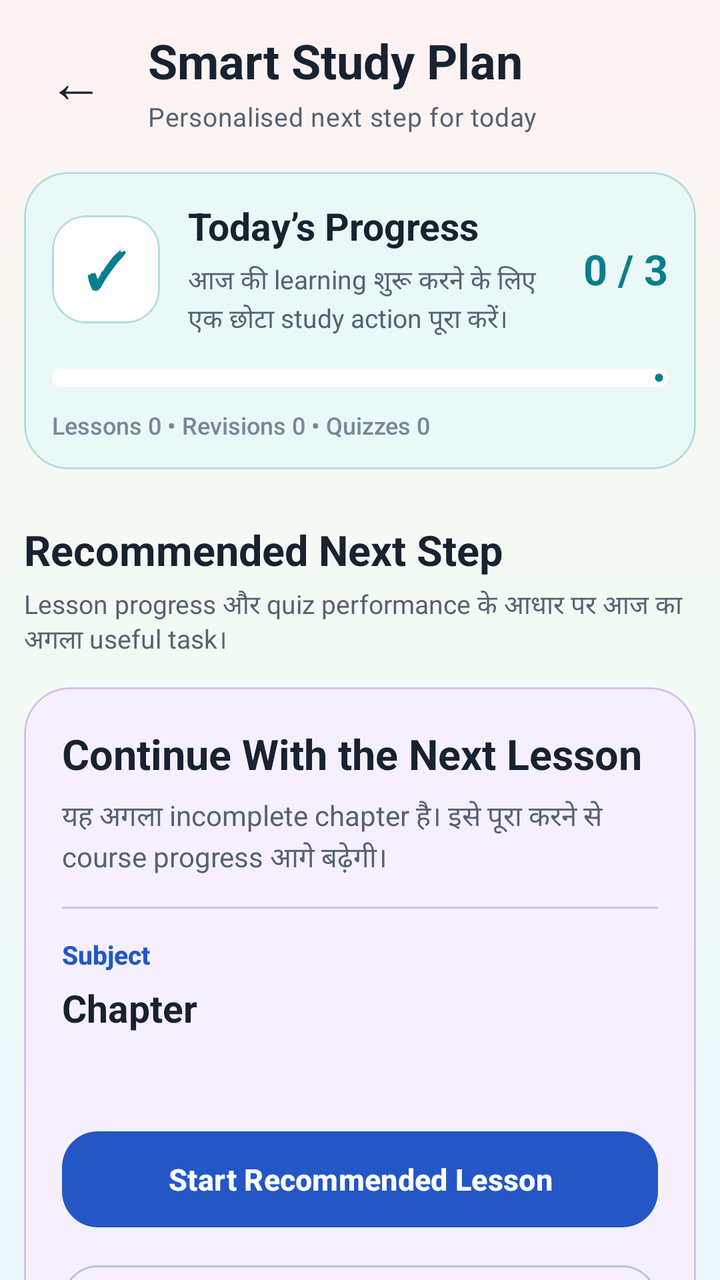
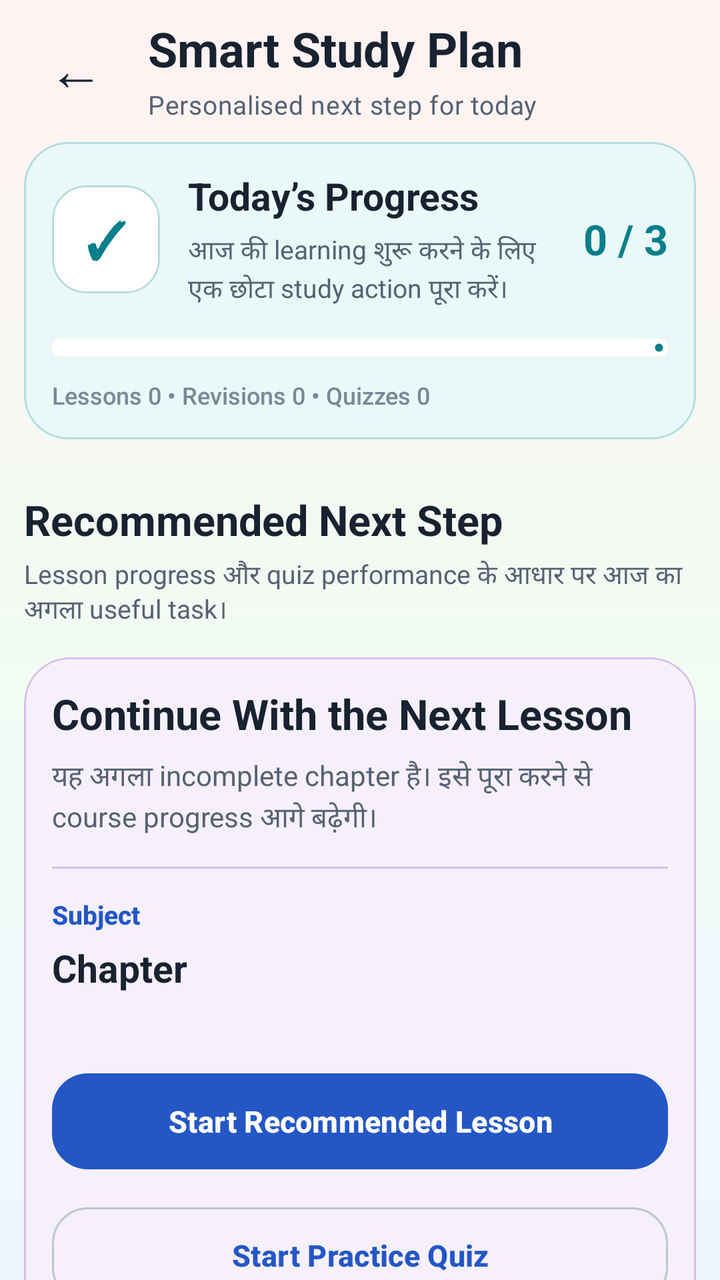

Two renders of the same Android screen: before a commit and after it. Below are the layout's source before the change and the commit's diff.
<!-- AndroidManifest.xml: application theme Theme.StudySaathi -->
<!-- res/layout/activity_smart_study_plan.xml -->
<?xml version="1.0" encoding="utf-8"?>
<androidx.coordinatorlayout.widget.CoordinatorLayout xmlns:android="http://schemas.android.com/apk/res/android"
    xmlns:app="http://schemas.android.com/apk/res-auto"
    android:id="@+id/smartPlanRoot"
    android:layout_width="match_parent"
    android:layout_height="match_parent"
    android:background="@drawable/bg_app_soft_mix">

    <androidx.core.widget.NestedScrollView
        android:id="@+id/contentSmartPlan"
        android:layout_width="match_parent"
        android:layout_height="match_parent"
        android:clipToPadding="false"
        android:fillViewport="true"
        android:overScrollMode="never">

        <LinearLayout
            android:layout_width="match_parent"
            android:layout_height="wrap_content"
            android:orientation="vertical"
            android:paddingStart="12dp"
            android:paddingTop="14dp"
            android:paddingEnd="12dp"
            android:paddingBottom="12dp">

            <LinearLayout
                android:layout_width="match_parent"
                android:layout_height="wrap_content"
                android:gravity="center_vertical"
                android:orientation="horizontal">

                <com.google.android.material.button.MaterialButton
                    android:id="@+id/buttonBack"
                    style="@style/Widget.Material3.Button.TextButton"
                    android:layout_width="52dp"
                    android:layout_height="52dp"
                    android:contentDescription="@string/back"
                    android:insetLeft="0dp"
                    android:insetTop="0dp"
                    android:insetRight="0dp"
                    android:insetBottom="0dp"
                    android:minWidth="0dp"
                    android:text="←"
                    android:textColor="@color/ss_text_primary"
                    android:textSize="28sp"
                    app:cornerRadius="16dp" />

                <LinearLayout
                    android:layout_width="0dp"
                    android:layout_height="wrap_content"
                    android:layout_marginStart="10dp"
                    android:layout_weight="1"
                    android:orientation="vertical">

                    <TextView
                        style="@style/TextAppearance.StudySaathi.Heading"
                        android:layout_width="match_parent"
                        android:layout_height="wrap_content"
                        android:text="@string/smart_study_plan_title"
                        android:textSize="24sp" />

                    <TextView
                        android:id="@+id/textPlanStudent"
                        style="@style/TextAppearance.StudySaathi.Body"
                        android:layout_width="match_parent"
                        android:layout_height="wrap_content"
                        android:layout_marginTop="3dp"
                        android:text="@string/smart_study_plan_subtitle"
                        android:textSize="13sp" />

                </LinearLayout>

            </LinearLayout>

            <com.google.android.material.card.MaterialCardView
                android:layout_width="match_parent"
                android:layout_height="wrap_content"
                android:layout_marginTop="19dp"
                app:cardBackgroundColor="@color/ss_teal_soft"
                app:cardCornerRadius="22dp"
                app:cardElevation="0dp"
                app:strokeColor="@color/ss_teal_border"
                app:strokeWidth="1dp">

                <LinearLayout
                    android:layout_width="match_parent"
                    android:layout_height="wrap_content"
                    android:orientation="vertical"
                    android:padding="14dp">

                    <LinearLayout
                        android:layout_width="match_parent"
                        android:layout_height="wrap_content"
                        android:gravity="center_vertical"
                        android:orientation="horizontal">

                        <com.google.android.material.card.MaterialCardView
                            android:layout_width="54dp"
                            android:layout_height="54dp"
                            app:cardBackgroundColor="@color/ss_surface"
                            app:cardCornerRadius="17dp"
                            app:cardElevation="0dp"
                            app:strokeColor="@color/ss_teal_border"
                            app:strokeWidth="1dp">

                            <TextView
                                android:layout_width="match_parent"
                                android:layout_height="match_parent"
                                android:fontFamily="sans-serif-rounded"
                                android:gravity="center"
                                android:text="✓"
                                android:textColor="@color/ss_secondary"
                                android:textSize="25sp"
                                android:textStyle="bold" />

                        </com.google.android.material.card.MaterialCardView>

                        <LinearLayout
                            android:layout_width="0dp"
                            android:layout_height="wrap_content"
                            android:layout_marginStart="14dp"
                            android:layout_weight="1"
                            android:orientation="vertical">

                            <TextView
                                android:layout_width="match_parent"
                                android:layout_height="wrap_content"
                                android:fontFamily="sans-serif-rounded"
                                android:text="@string/smart_plan_today_progress"
                                android:textColor="@color/ss_text_primary"
                                android:textSize="19sp"
                                android:textStyle="bold" />

                            <TextView
                                android:id="@+id/textSmartPlanGoalStatus"
                                android:layout_width="match_parent"
                                android:layout_height="wrap_content"
                                android:layout_marginTop="5dp"
                                android:fontFamily="sans-serif"
                                android:lineSpacingExtra="2dp"
                                android:text="@string/daily_goal_start_message"
                                android:textColor="@color/ss_text_secondary"
                                android:textSize="13sp" />

                        </LinearLayout>

                        <TextView
                            android:id="@+id/textSmartPlanGoalValue"
                            android:layout_width="wrap_content"
                            android:layout_height="wrap_content"
                            android:layout_marginStart="10dp"
                            android:fontFamily="sans-serif-rounded"
                            android:text="0 / 3"
                            android:textColor="@color/ss_secondary"
                            android:textSize="21sp"
                            android:textStyle="bold" />

                    </LinearLayout>

                    <com.google.android.material.progressindicator.LinearProgressIndicator
                        android:id="@+id/progressSmartPlanGoal"
                        android:layout_width="match_parent"
                        android:layout_height="wrap_content"
                        android:layout_marginTop="15dp"
                        android:max="3"
                        android:progress="0"
                        app:indicatorColor="@color/ss_secondary"
                        app:trackColor="@color/ss_surface"
                        app:trackCornerRadius="5dp"
                        app:trackThickness="9dp" />

                    <TextView
                        android:id="@+id/textSmartPlanGoalBreakdown"
                        android:layout_width="match_parent"
                        android:layout_height="wrap_content"
                        android:layout_marginTop="11dp"
                        android:fontFamily="sans-serif-medium"
                        android:text="Lessons 0 • Revisions 0 • Quizzes 0"
                        android:textColor="@color/ss_text_muted"
                        android:textSize="12sp" />

                </LinearLayout>

            </com.google.android.material.card.MaterialCardView>

            <TextView
                android:layout_width="match_parent"
                android:layout_height="wrap_content"
                android:layout_marginTop="26dp"
                android:fontFamily="sans-serif-rounded"
                android:text="@string/smart_plan_recommendation_heading"
                android:textColor="@color/ss_text_primary"
                android:textSize="21sp"
                android:textStyle="bold" />

            <TextView
                android:layout_width="match_parent"
                android:layout_height="wrap_content"
                android:layout_marginTop="4dp"
                android:fontFamily="sans-serif"
                android:text="@string/smart_plan_recommendation_description"
                android:textColor="@color/ss_text_secondary"
                android:textSize="13sp" />

            <com.google.android.material.card.MaterialCardView
                android:id="@+id/cardRecommendation"
                android:layout_width="match_parent"
                android:layout_height="wrap_content"
                android:layout_marginTop="14dp"
                app:cardBackgroundColor="@color/ss_purple_soft"
                app:cardCornerRadius="23dp"
                app:cardElevation="0dp"
                app:strokeColor="@color/ss_purple_border"
                app:strokeWidth="1dp">

                <LinearLayout
                    android:layout_width="match_parent"
                    android:layout_height="wrap_content"
                    android:orientation="vertical"
                    android:padding="19dp">

                    <TextView
                        android:id="@+id/textRecommendationTitle"
                        android:layout_width="match_parent"
                        android:layout_height="wrap_content"
                        android:fontFamily="sans-serif-rounded"
                        android:text="@string/smart_plan_next_lesson_title"
                        android:textColor="@color/ss_text_primary"
                        android:textSize="21sp"
                        android:textStyle="bold" />

                    <TextView
                        android:id="@+id/textRecommendationReason"
                        android:layout_width="match_parent"
                        android:layout_height="wrap_content"
                        android:layout_marginTop="7dp"
                        android:fontFamily="sans-serif"
                        android:lineSpacingExtra="2dp"
                        android:text="@string/smart_plan_next_lesson_reason"
                        android:textColor="@color/ss_text_secondary"
                        android:textSize="14sp" />

                    <View
                        android:layout_width="match_parent"
                        android:layout_height="1dp"
                        android:layout_marginTop="14dp"
                        android:layout_marginBottom="14dp"
                        android:background="@color/ss_purple_border" />

                    <TextView
                        android:id="@+id/textRecommendedSubject"
                        android:layout_width="match_parent"
                        android:layout_height="wrap_content"
                        android:fontFamily="sans-serif-medium"
                        android:text="Subject"
                        android:textColor="@color/ss_primary"
                        android:textSize="13sp"
                        android:textStyle="bold" />

                    <TextView
                        android:id="@+id/textRecommendedChapter"
                        android:layout_width="match_parent"
                        android:layout_height="wrap_content"
                        android:layout_marginTop="5dp"
                        android:fontFamily="sans-serif-rounded"
                        android:text="Chapter"
                        android:textColor="@color/ss_text_primary"
                        android:textSize="19sp"
                        android:textStyle="bold" />

                    <TextView
                        android:id="@+id/textRecommendedDescription"
                        android:layout_width="match_parent"
                        android:layout_height="wrap_content"
                        android:layout_marginTop="7dp"
                        android:fontFamily="sans-serif"
                        android:lineSpacingExtra="3dp"
                        android:textColor="@color/ss_text_secondary"
                        android:textSize="14sp" />

                    <com.google.android.material.button.MaterialButton
                        android:id="@+id/buttonStartRecommendedLesson"
                        style="@style/Widget.StudySaathi.Button.Primary"
                        android:layout_width="match_parent"
                        android:layout_height="wrap_content"
                        android:layout_marginTop="19dp"
                        android:text="@string/smart_plan_start_lesson"
                        android:textAllCaps="false"
                        android:textSize="15sp" />

                    <com.google.android.material.button.MaterialButton
                        android:id="@+id/buttonPracticeRecommended"
                        style="@style/Widget.StudySaathi.Button.Outlined"
                        android:layout_width="match_parent"
                        android:layout_height="wrap_content"
                        android:layout_marginTop="11dp"
                        android:text="@string/smart_plan_start_quiz"
                        android:textAllCaps="false"
                        android:textSize="15sp" />

                </LinearLayout>

            </com.google.android.material.card.MaterialCardView>

            <com.google.android.material.card.MaterialCardView
                android:id="@+id/cardNoRecommendation"
                android:layout_width="match_parent"
                android:layout_height="wrap_content"
                android:layout_marginTop="14dp"
                android:visibility="gone"
                app:cardBackgroundColor="@color/ss_surface"
                app:cardCornerRadius="22dp"
                app:cardElevation="0dp"
                app:strokeColor="@color/ss_outline"
                app:strokeWidth="1dp">

                <LinearLayout
                    android:layout_width="match_parent"
                    android:layout_height="wrap_content"
                    android:gravity="center"
                    android:orientation="vertical"
                    android:padding="12dp">

                    <TextView
                        android:layout_width="match_parent"
                        android:layout_height="wrap_content"
                        android:fontFamily="sans-serif-rounded"
                        android:gravity="center"
                        android:text="@string/smart_plan_no_content_title"
                        android:textColor="@color/ss_text_primary"
                        android:textSize="19sp"
                        android:textStyle="bold" />

                    <TextView
                        android:layout_width="match_parent"
                        android:layout_height="wrap_content"
                        android:layout_marginTop="7dp"
                        android:fontFamily="sans-serif"
                        android:gravity="center"
                        android:lineSpacingExtra="2dp"
                        android:text="@string/smart_plan_no_content_description"
                        android:textColor="@color/ss_text_secondary"
                        android:textSize="14sp" />

                    <com.google.android.material.button.MaterialButton
                        android:id="@+id/buttonBrowseSubjects"
                        style="@style/Widget.StudySaathi.Button.Primary"
                        android:layout_width="match_parent"
                        android:layout_height="wrap_content"
                        android:layout_marginTop="14dp"
                        android:text="@string/browse_subjects"
                        android:textAllCaps="false" />

                </LinearLayout>

            </com.google.android.material.card.MaterialCardView>

        </LinearLayout>

    </androidx.core.widget.NestedScrollView>

    <com.google.android.material.progressindicator.CircularProgressIndicator
        android:id="@+id/progressSmartPlan"
        android:layout_width="48dp"
        android:layout_height="48dp"
        android:layout_gravity="center"
        android:visibility="gone"
        app:indicatorColor="@color/ss_primary"
        app:indicatorSize="48dp"
        app:trackColor="@color/ss_blue_soft"
        app:trackThickness="5dp" />

</androidx.coordinatorlayout.widget.CoordinatorLayout>
<!-- resources referenced by this layout -->
<resources>
  <color name="ss_blue_soft">#EAF2FF</color>
  <color name="ss_outline">#D6DEE9</color>
  <color name="ss_primary">#2457C5</color>
  <color name="ss_purple_border">#D6C0E8</color>
  <color name="ss_purple_soft">#F6F0FC</color>
  <color name="ss_secondary">#087F8C</color>
  <color name="ss_surface">#FFFFFF</color>
  <color name="ss_teal_border">#B4DCDC</color>
  <color name="ss_teal_soft">#EAF8F8</color>
  <color name="ss_text_muted">#7B8797</color>
  <color name="ss_text_primary">#182230</color>
  <color name="ss_text_secondary">#566273</color>
  <!-- drawable bg_app_soft_mix (drawable) -->
  <?xml version="1.0" encoding="utf-8"?>
  <shape xmlns:android="http://schemas.android.com/apk/res/android"
      android:shape="rectangle">
  
      <gradient
          android:angle="270"
          android:centerColor="#F2FBF3"
          android:endColor="#EEF7FF"
          android:startColor="#FFF2F2"
          android:type="linear" />
  
  </shape>
  <string name="back">Back</string>
  <string name="browse_subjects">Browse Subjects</string>
  <string name="daily_goal_start_message">
          आज की learning शुरू करने के लिए एक छोटा study action पूरा करें।
      </string>
  <string name="smart_plan_next_lesson_reason">
          यह अगला incomplete chapter है। इसे पूरा करने से course progress आगे बढ़ेगी।
      </string>
  <string name="smart_plan_next_lesson_title">
          Continue With the Next Lesson
      </string>
  <string name="smart_plan_no_content_description">
          Subjects खोलकर पहला lesson शुरू करें। इसके बाद personalised recommendation यहाँ दिखाई देगी।
      </string>
  <string name="smart_plan_no_content_title">
          Study plan not available
      </string>
  <string name="smart_plan_recommendation_description">
          Lesson progress और quiz performance के आधार पर आज का अगला useful task।
      </string>
  <string name="smart_plan_recommendation_heading">
          Recommended Next Step
      </string>
  <string name="smart_plan_start_lesson">
          Start Recommended Lesson
      </string>
  <string name="smart_plan_start_quiz">
          Start Practice Quiz
      </string>
  <string name="smart_plan_today_progress">
          Today’s Progress
      </string>
  <string name="smart_study_plan_subtitle">
          Personalised next step for today
      </string>
  <string name="smart_study_plan_title">
          Smart Study Plan
      </string>
  <style name="TextAppearance.StudySaathi.Body" parent="TextAppearance.Material3.BodyMedium">
          <item name="android:fontFamily">sans-serif</item>
          <item name="fontFamily">sans-serif</item>
          <item name="android:textColor">@color/ss_text_secondary</item>
      </style>
  <style name="TextAppearance.StudySaathi.Heading" parent="TextAppearance.Material3.HeadlineSmall">
          <item name="android:fontFamily">sans-serif-rounded</item>
          <item name="fontFamily">sans-serif-rounded</item>
          <item name="android:textStyle">bold</item>
          <item name="android:textColor">@color/ss_text_primary</item>
      </style>
  <style name="Widget.StudySaathi.Button.Primary" parent="Widget.Material3.Button">
          <item name="cornerRadius">18dp</item>
          <item name="android:minHeight">56dp</item>
          <item name="android:textStyle">bold</item>
          <item name="backgroundTint">@color/ss_primary</item>
          <item name="android:textColor">@color/ss_on_primary</item>
      </style>
  <color name="ss_outline_strong">#B9C5D5</color>
  <color name="ss_on_primary">#FFFFFF</color>
  <color name="ss_primary_dark">#173F99</color>
  <color name="ss_on_secondary">#FFFFFF</color>
  <color name="ss_tertiary">#8A5A00</color>
  <color name="ss_on_tertiary">#FFFFFF</color>
  <color name="ss_yellow_soft">#FFF8E8</color>
  <color name="ss_background">#F7F9FC</color>
  <color name="ss_surface_soft">#F0F4FA</color>
  <color name="ss_error">#BA1A1A</color>
  <color name="white">#FFFFFFFF</color>
  <color name="ss_red_soft">#FFF0F0</color>
  <!-- unchanged entries left out for length: 2 -->
</resources>

<!-- the commit's change to res/layout/activity_smart_study_plan.xml (unified diff, before → after) -->
@@ -19,7 +19,7 @@
             android:layout_height="wrap_content"
             android:orientation="vertical"
             android:paddingStart="12dp"
-            android:paddingTop="14dp"
+            android:paddingTop="8dp"
             android:paddingEnd="12dp"
             android:paddingBottom="12dp">
 
@@ -75,7 +75,7 @@
             <com.google.android.material.card.MaterialCardView
                 android:layout_width="match_parent"
                 android:layout_height="wrap_content"
-                android:layout_marginTop="19dp"
+                android:layout_marginTop="10dp"
                 app:cardBackgroundColor="@color/ss_teal_soft"
                 app:cardCornerRadius="22dp"
                 app:cardElevation="0dp"
@@ -217,7 +217,7 @@
                     android:layout_width="match_parent"
                     android:layout_height="wrap_content"
                     android:orientation="vertical"
-                    android:padding="19dp">
+                    android:padding="14dp">
 
                     <TextView
                         android:id="@+id/textRecommendationTitle"
@@ -283,7 +283,7 @@
                         style="@style/Widget.StudySaathi.Button.Primary"
                         android:layout_width="match_parent"
                         android:layout_height="wrap_content"
-                        android:layout_marginTop="19dp"
+                        android:layout_marginTop="10dp"
                         android:text="@string/smart_plan_start_lesson"
                         android:textAllCaps="false"
                         android:textSize="15sp" />
